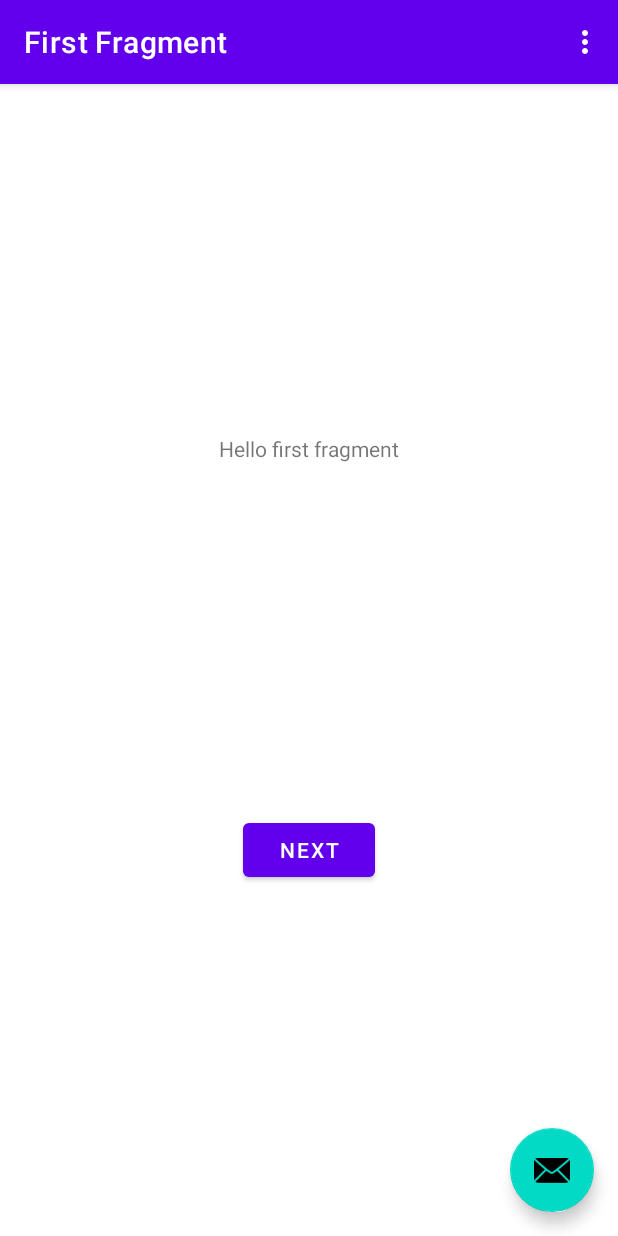
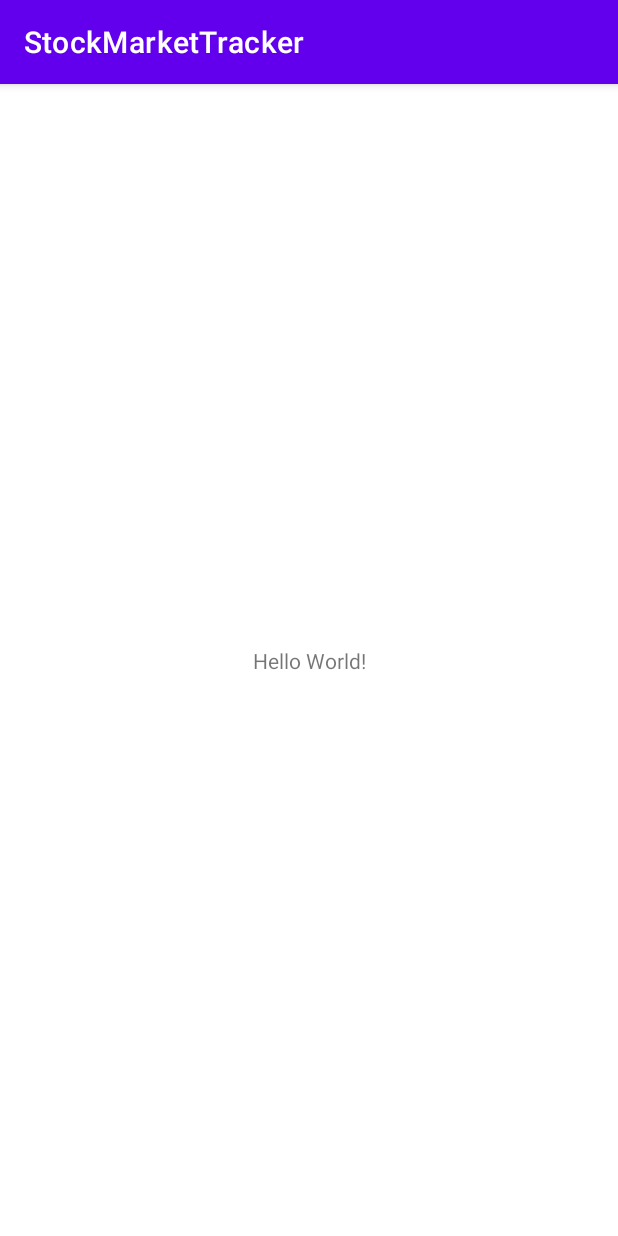
Before and after one commit to ducttrn/mobile-apps, an Android app: the screen it shows after launch (MainActivity), on a phone screen of 412 x 824 dp. Run offline under Robolectric (Android 15) with nearby library versions, the phone set to English and light mode, and no system bars.

Commit message:
feat: init final project

```diff
--- a/StockMarketTracker/app/build.gradle
+++ b/StockMarketTracker/app/build.gradle
@@ -25,9 +25,6 @@ android {
         sourceCompatibility JavaVersion.VERSION_1_8
         targetCompatibility JavaVersion.VERSION_1_8
     }
-    buildFeatures {
-        viewBinding true
-    }
 }
 
 dependencies {
@@ -35,8 +32,6 @@ dependencies {
     implementation 'androidx.appcompat:appcompat:1.4.1'
     implementation 'com.google.android.material:material:1.5.0'
     implementation 'androidx.constraintlayout:constraintlayout:2.1.3'
-    implementation 'androidx.navigation:navigation-fragment:2.3.5'
-    implementation 'androidx.navigation:navigation-ui:2.3.5'
     testImplementation 'junit:junit:4.13.2'
     androidTestImplementation 'androidx.test.ext:junit:1.1.3'
     androidTestImplementation 'androidx.test.espresso:espresso-core:3.4.0'
--- a/StockMarketTracker/app/src/main/AndroidManifest.xml
+++ b/StockMarketTracker/app/src/main/AndroidManifest.xml
@@ -11,9 +11,7 @@
         android:theme="@style/Theme.StockMarketTracker">
         <activity
             android:name=".MainActivity"
-            android:exported="true"
-            android:label="@string/app_name"
-            android:theme="@style/Theme.StockMarketTracker.NoActionBar">
+            android:exported="true">
             <intent-filter>
                 <action android:name="android.intent.action.MAIN" />
 
--- a/StockMarketTracker/app/src/main/java/com/myapp/stockmarkettracker/FirstFragment.java
+++ /dev/null
@@ -1,47 +0,0 @@
-package com.myapp.stockmarkettracker;
-
-import android.os.Bundle;
-import android.view.LayoutInflater;
-import android.view.View;
-import android.view.ViewGroup;
-
-import androidx.annotation.NonNull;
-import androidx.fragment.app.Fragment;
-import androidx.navigation.fragment.NavHostFragment;
-
-import com.myapp.stockmarkettracker.databinding.FragmentFirstBinding;
-
-public class FirstFragment extends Fragment {
-
-    private FragmentFirstBinding binding;
-
-    @Override
-    public View onCreateView(
-            LayoutInflater inflater, ViewGroup container,
-            Bundle savedInstanceState
-    ) {
-
-        binding = FragmentFirstBinding.inflate(inflater, container, false);
-        return binding.getRoot();
-
-    }
-
-    public void onViewCreated(@NonNull View view, Bundle savedInstanceState) {
-        super.onViewCreated(view, savedInstanceState);
-
-        binding.buttonFirst.setOnClickListener(new View.OnClickListener() {
-            @Override
-            public void onClick(View view) {
-                NavHostFragment.findNavController(FirstFragment.this)
-                        .navigate(R.id.action_FirstFragment_to_SecondFragment);
-            }
-        });
-    }
-
-    @Override
-    public void onDestroyView() {
-        super.onDestroyView();
-        binding = null;
-    }
-
-}
--- a/StockMarketTracker/app/src/main/java/com/myapp/stockmarkettracker/MainActivity.java
+++ b/StockMarketTracker/app/src/main/java/com/myapp/stockmarkettracker/MainActivity.java
@@ -1,76 +1,14 @@
 package com.myapp.stockmarkettracker;
+
+import androidx.appcompat.app.AppCompatActivity;
 
 import android.os.Bundle;
 
-import com.google.android.material.snackbar.Snackbar;
-
-import androidx.appcompat.app.AppCompatActivity;
-
-import android.view.View;
-
-import androidx.navigation.NavController;
-import androidx.navigation.Navigation;
-import androidx.navigation.ui.AppBarConfiguration;
-import androidx.navigation.ui.NavigationUI;
-
-import com.myapp.stockmarkettracker.databinding.ActivityMainBinding;
-
-import android.view.Menu;
-import android.view.MenuItem;
-
 public class MainActivity extends AppCompatActivity {
-
-    private AppBarConfiguration appBarConfiguration;
-    private ActivityMainBinding binding;
 
     @Override
     protected void onCreate(Bundle savedInstanceState) {
         super.onCreate(savedInstanceState);
-
-        binding = ActivityMainBinding.inflate(getLayoutInflater());
-        setContentView(binding.getRoot());
-
-        setSupportActionBar(binding.toolbar);
-
-        NavController navController = Navigation.findNavController(this, R.id.nav_host_fragment_content_main);
-        appBarConfiguration = new AppBarConfiguration.Builder(navController.getGraph()).build();
-        NavigationUI.setupActionBarWithNavController(this, navController, appBarConfiguration);
-
-        binding.fab.setOnClickListener(new View.OnClickListener() {
-            @Override
-            public void onClick(View view) {
-                Snackbar.make(view, "Replace with your own action", Snackbar.LENGTH_LONG)
-                        .setAction("Action", null).show();
-            }
-        });
-    }
-
-    @Override
-    public boolean onCreateOptionsMenu(Menu menu) {
-        // Inflate the menu; this adds items to the action bar if it is present.
-        getMenuInflater().inflate(R.menu.menu_main, menu);
-        return true;
-    }
-
-    @Override
-    public boolean onOptionsItemSelected(MenuItem item) {
-        // Handle action bar item clicks here. The action bar will
-        // automatically handle clicks on the Home/Up button, so long
-        // as you specify a parent activity in AndroidManifest.xml.
-        int id = item.getItemId();
-
-        //noinspection SimplifiableIfStatement
-        if (id == R.id.action_settings) {
-            return true;
-        }
-
-        return super.onOptionsItemSelected(item);
-    }
-
-    @Override
-    public boolean onSupportNavigateUp() {
-        NavController navController = Navigation.findNavController(this, R.id.nav_host_fragment_content_main);
-        return NavigationUI.navigateUp(navController, appBarConfiguration)
-                || super.onSupportNavigateUp();
+        setContentView(R.layout.activity_main);
     }
 }
--- a/StockMarketTracker/app/src/main/res/layout/activity_main.xml
+++ b/StockMarketTracker/app/src/main/res/layout/activity_main.xml
@@ -1,34 +1,18 @@
 <?xml version="1.0" encoding="utf-8"?>
-<androidx.coordinatorlayout.widget.CoordinatorLayout xmlns:android="http://schemas.android.com/apk/res/android"
+<androidx.constraintlayout.widget.ConstraintLayout xmlns:android="http://schemas.android.com/apk/res/android"
     xmlns:app="http://schemas.android.com/apk/res-auto"
     xmlns:tools="http://schemas.android.com/tools"
     android:layout_width="match_parent"
     android:layout_height="match_parent"
     tools:context=".MainActivity">
 
-    <com.google.android.material.appbar.AppBarLayout
-        android:layout_width="match_parent"
-        android:layout_height="wrap_content"
-        android:theme="@style/Theme.StockMarketTracker.AppBarOverlay">
-
-        <androidx.appcompat.widget.Toolbar
-            android:id="@+id/toolbar"
-            android:layout_width="match_parent"
-            android:layout_height="?attr/actionBarSize"
-            android:background="?attr/colorPrimary"
-            app:popupTheme="@style/Theme.StockMarketTracker.PopupOverlay" />
-
-    </com.google.android.material.appbar.AppBarLayout>
-
-    <include layout="@layout/content_main" />
-
-    <com.google.android.material.floatingactionbutton.FloatingActionButton
-        android:id="@+id/fab"
+    <TextView
         android:layout_width="wrap_content"
         android:layout_height="wrap_content"
-        android:layout_gravity="bottom|end"
-        android:layout_marginEnd="@dimen/fab_margin"
-        android:layout_marginBottom="16dp"
-        app:srcCompat="@android:drawable/ic_dialog_email" />
+        android:text="Hello World!"
+        app:layout_constraintBottom_toBottomOf="parent"
+        app:layout_constraintLeft_toLeftOf="parent"
+        app:layout_constraintRight_toRightOf="parent"
+        app:layout_constraintTop_toTopOf="parent" />
 
-</androidx.coordinatorlayout.widget.CoordinatorLayout>
+</androidx.constraintlayout.widget.ConstraintLayout>
--- a/StockMarketTracker/app/src/main/res/layout/content_main.xml
+++ /dev/null
@@ -1,19 +0,0 @@
-<?xml version="1.0" encoding="utf-8"?>
-<androidx.constraintlayout.widget.ConstraintLayout xmlns:android="http://schemas.android.com/apk/res/android"
-    xmlns:app="http://schemas.android.com/apk/res-auto"
-    android:layout_width="match_parent"
-    android:layout_height="match_parent"
-    app:layout_behavior="@string/appbar_scrolling_view_behavior">
-
-    <fragment
-        android:id="@+id/nav_host_fragment_content_main"
-        android:name="androidx.navigation.fragment.NavHostFragment"
-        android:layout_width="0dp"
-        android:layout_height="0dp"
-        app:defaultNavHost="true"
-        app:layout_constraintBottom_toBottomOf="parent"
-        app:layout_constraintLeft_toLeftOf="parent"
-        app:layout_constraintRight_toRightOf="parent"
-        app:layout_constraintTop_toTopOf="parent"
-        app:navGraph="@navigation/nav_graph" />
-</androidx.constraintlayout.widget.ConstraintLayout>
--- a/StockMarketTracker/app/src/main/res/layout/fragment_first.xml
+++ /dev/null
@@ -1,28 +0,0 @@
-<?xml version="1.0" encoding="utf-8"?>
-<androidx.constraintlayout.widget.ConstraintLayout xmlns:android="http://schemas.android.com/apk/res/android"
-    xmlns:app="http://schemas.android.com/apk/res-auto"
-    xmlns:tools="http://schemas.android.com/tools"
-    android:layout_width="match_parent"
-    android:layout_height="match_parent"
-    tools:context=".FirstFragment">
-
-    <TextView
-        android:id="@+id/textview_first"
-        android:layout_width="wrap_content"
-        android:layout_height="wrap_content"
-        android:text="@string/hello_first_fragment"
-        app:layout_constraintBottom_toTopOf="@id/button_first"
-        app:layout_constraintEnd_toEndOf="parent"
-        app:layout_constraintStart_toStartOf="parent"
-        app:layout_constraintTop_toTopOf="parent" />
-
-    <Button
-        android:id="@+id/button_first"
-        android:layout_width="wrap_content"
-        android:layout_height="wrap_content"
-        android:text="@string/next"
-        app:layout_constraintBottom_toBottomOf="parent"
-        app:layout_constraintEnd_toEndOf="parent"
-        app:layout_constraintStart_toStartOf="parent"
-        app:layout_constraintTop_toBottomOf="@id/textview_first" />
-</androidx.constraintlayout.widget.ConstraintLayout>
--- a/StockMarketTracker/app/src/main/res/menu/menu_main.xml
+++ /dev/null
@@ -1,10 +0,0 @@
-<menu xmlns:android="http://schemas.android.com/apk/res/android"
-    xmlns:app="http://schemas.android.com/apk/res-auto"
-    xmlns:tools="http://schemas.android.com/tools"
-    tools:context="com.myapp.stockmarkettracker.MainActivity">
-    <item
-        android:id="@+id/action_settings"
-        android:orderInCategory="100"
-        android:title="@string/action_settings"
-        app:showAsAction="never" />
-</menu>
--- a/StockMarketTracker/app/src/main/res/navigation/nav_graph.xml
+++ /dev/null
@@ -1,28 +0,0 @@
-<?xml version="1.0" encoding="utf-8"?>
-<navigation xmlns:android="http://schemas.android.com/apk/res/android"
-    xmlns:app="http://schemas.android.com/apk/res-auto"
-    xmlns:tools="http://schemas.android.com/tools"
-    android:id="@+id/nav_graph"
-    app:startDestination="@id/FirstFragment">
-
-    <fragment
-        android:id="@+id/FirstFragment"
-        android:name="com.myapp.stockmarkettracker.FirstFragment"
-        android:label="@string/first_fragment_label"
-        tools:layout="@layout/fragment_first">
-
-        <action
-            android:id="@+id/action_FirstFragment_to_SecondFragment"
-            app:destination="@id/SecondFragment" />
-    </fragment>
-    <fragment
-        android:id="@+id/SecondFragment"
-        android:name="com.myapp.stockmarkettracker.SecondFragment"
-        android:label="@string/second_fragment_label"
-        tools:layout="@layout/fragment_second">
-
-        <action
-            android:id="@+id/action_SecondFragment_to_FirstFragment"
-            app:destination="@id/FirstFragment" />
-    </fragment>
-</navigation>
--- a/StockMarketTracker/app/src/main/res/values-land/dimens.xml
+++ /dev/null
@@ -1,3 +0,0 @@
-<resources>
-    <dimen name="fab_margin">48dp</dimen>
-</resources>
--- a/StockMarketTracker/app/src/main/res/values-w1240dp/dimens.xml
+++ /dev/null
@@ -1,3 +0,0 @@
-<resources>
-    <dimen name="fab_margin">200dp</dimen>
-</resources>
--- a/StockMarketTracker/app/src/main/res/values-w600dp/dimens.xml
+++ /dev/null
@@ -1,3 +0,0 @@
-<resources>
-    <dimen name="fab_margin">48dp</dimen>
-</resources>
--- a/StockMarketTracker/app/src/main/res/values/dimens.xml
+++ /dev/null
@@ -1,3 +0,0 @@
-<resources>
-    <dimen name="fab_margin">16dp</dimen>
-</resources>
--- a/StockMarketTracker/app/src/main/res/values/strings.xml
+++ b/StockMarketTracker/app/src/main/res/values/strings.xml
@@ -1,12 +1,3 @@
 <resources>
     <string name="app_name">StockMarketTracker</string>
-    <string name="action_settings">Settings</string>
-    <!-- Strings used for fragments for navigation -->
-    <string name="first_fragment_label">First Fragment</string>
-    <string name="second_fragment_label">Second Fragment</string>
-    <string name="next">Next</string>
-    <string name="previous">Previous</string>
-
-    <string name="hello_first_fragment">Hello first fragment</string>
-    <string name="hello_second_fragment">Hello second fragment. Arg: %1$s</string>
 </resources>
--- a/StockMarketTracker/app/src/main/res/values/themes.xml
+++ b/StockMarketTracker/app/src/main/res/values/themes.xml
@@ -13,13 +13,4 @@
         <item name="android:statusBarColor" tools:targetApi="l">?attr/colorPrimaryVariant</item>
         <!-- Customize your theme here. -->
     </style>
-
-    <style name="Theme.StockMarketTracker.NoActionBar">
-        <item name="windowActionBar">false</item>
-        <item name="windowNoTitle">true</item>
-    </style>
-
-    <style name="Theme.StockMarketTracker.AppBarOverlay" parent="ThemeOverlay.AppCompat.Dark.ActionBar" />
-
-    <style name="Theme.StockMarketTracker.PopupOverlay" parent="ThemeOverlay.AppCompat.Light" />
 </resources>
```
Also changed, not shown: StockMarketTracker/app/src/main/java/com/myapp/stockmarkettracker/SecondFragment.java (deleted, +0 -47 lines), StockMarketTracker/app/src/main/res/layout/fragment_second.xml (deleted, +0 -27 lines), StockMarketTracker/gradle/wrapper/gradle-wrapper.properties.
